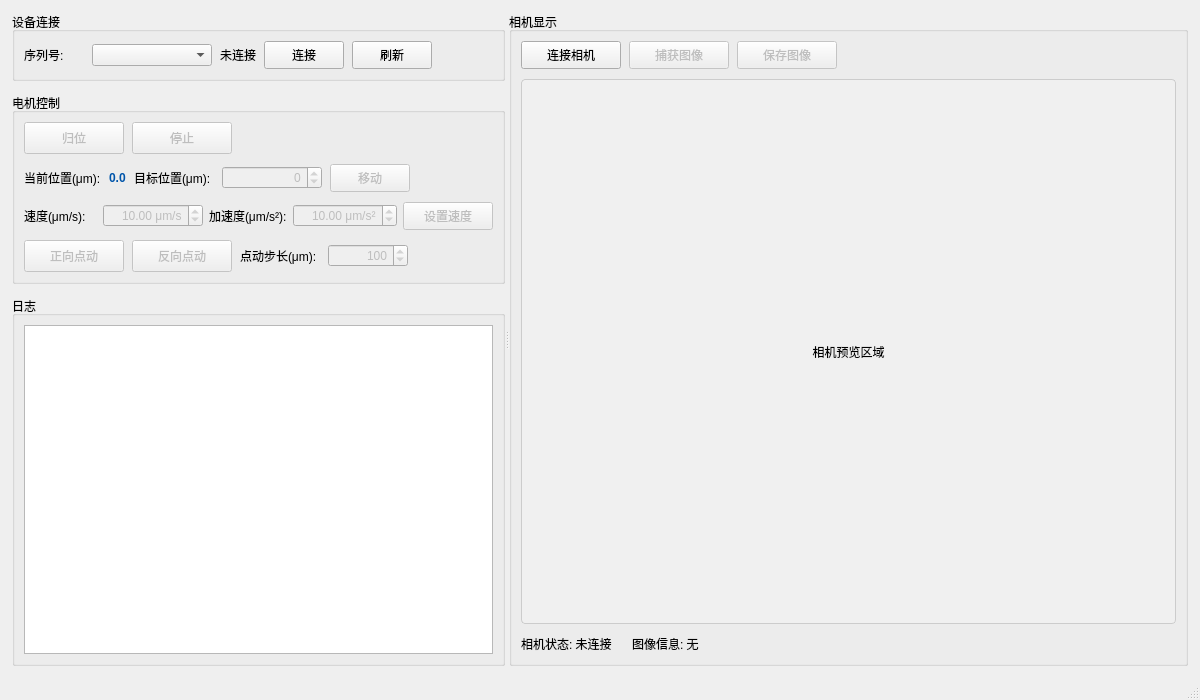
First picture: the form in src/app/mainwindow.ui, repository choushunn/ZF-Multi-Controller, before the edit.
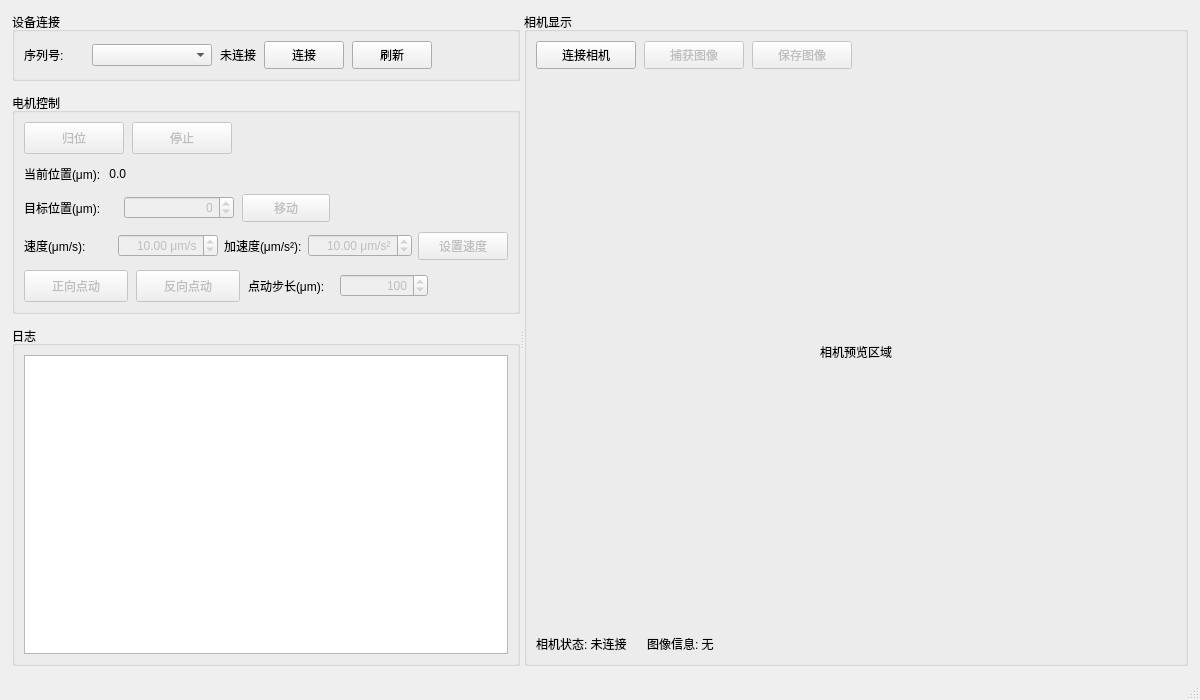
Second picture: the form after the edit.

Commit message: feat(ui): redesign UI with global QSS theme and clearer layout hierarchy

What changed in the file:
```diff
--- a/src/app/mainwindow.ui
+++ b/src/app/mainwindow.ui
@@ -205,22 +205,39 @@
            </item>
            <item>
             <widget class="QLabel" name="positionLabel">
-             <property name="styleSheet">
-              <string notr="true">color: rgb(0, 85, 170); font-weight: bold;</string>
-             </property>
              <property name="text">
               <string>0.0</string>
              </property>
              <property name="alignment">
-              <set>Qt::AlignmentFlag::AlignLeading|Qt::AlignmentFlag::AlignLeft|Qt::AlignmentFlag::AlignVCenter</set>
+              <set>Qt::AlignmentFlag::AlignRight|Qt::AlignmentFlag::AlignTrailing|Qt::AlignmentFlag::AlignVCenter</set>
              </property>
             </widget>
            </item>
+           <item>
+            <spacer name="horizontalSpacer_3">
+             <property name="orientation">
+              <enum>Qt::Orientation::Horizontal</enum>
+             </property>
+             <property name="sizeHint" stdset="0">
+              <size>
+               <width>40</width>
+               <height>20</height>
+              </size>
+             </property>
+            </spacer>
+           </item>
+          </layout>
+         </item>
+         <item>
+          <layout class="QHBoxLayout" name="horizontalLayout_5b">
+           <property name="spacing">
+            <number>8</number>
+           </property>
            <item>
             <widget class="QLabel" name="label_5">
              <property name="minimumSize">
               <size>
-               <width>80</width>
+               <width>92</width>
                <height>0</height>
               </size>
              </property>
@@ -236,7 +253,7 @@
              </property>
              <property name="minimumSize">
               <size>
-               <width>100</width>
+               <width>110</width>
                <height>0</height>
               </size>
              </property>
@@ -258,7 +275,7 @@
              </property>
              <property name="minimumSize">
               <size>
-               <width>80</width>
+               <width>88</width>
                <height>28</height>
               </size>
              </property>
@@ -268,7 +285,7 @@
             </widget>
            </item>
            <item>
-            <spacer name="horizontalSpacer_3">
+            <spacer name="horizontalSpacer_6b">
              <property name="orientation">
               <enum>Qt::Orientation::Horizontal</enum>
              </property>
@@ -289,6 +306,15 @@
            </property>
            <item>
             <widget class="QLabel" name="label_6">
+             <property name="emphasis" stdset="0">
+              <bool>true</bool>
+             </property>
+             <property name="minimumSize">
+              <size>
+               <width>88</width>
+               <height>0</height>
+              </size>
+             </property>
              <property name="text">
               <string>速度(μm/s):</string>
              </property>
@@ -301,7 +327,7 @@
              </property>
              <property name="minimumSize">
               <size>
-               <width>80</width>
+               <width>90</width>
                <height>0</height>
               </size>
              </property>
@@ -342,7 +368,7 @@
              </property>
              <property name="minimumSize">
               <size>
-               <width>80</width>
+               <width>90</width>
                <height>0</height>
               </size>
              </property>
@@ -399,7 +425,7 @@
              </property>
              <property name="minimumSize">
               <size>
-               <width>100</width>
+               <width>104</width>
                <height>32</height>
               </size>
              </property>
@@ -415,7 +441,7 @@
              </property>
              <property name="minimumSize">
               <size>
-               <width>100</width>
+               <width>104</width>
                <height>32</height>
               </size>
              </property>
@@ -428,7 +454,7 @@
             <widget class="QLabel" name="label_8">
              <property name="minimumSize">
               <size>
-               <width>80</width>
+               <width>84</width>
                <height>0</height>
               </size>
              </property>
@@ -444,7 +470,7 @@
              </property>
              <property name="minimumSize">
               <size>
-               <width>80</width>
+               <width>88</width>
                <height>0</height>
               </size>
              </property>
@@ -597,9 +623,6 @@
            <height>480</height>
           </size>
          </property>
-         <property name="styleSheet">
-          <string>background-color: #f0f0f0; border: 1px solid #cccccc; border-radius: 4px;</string>
-         </property>
          <property name="text">
           <string>相机预览区域</string>
          </property>
```
Left out of the diff: 15 changed lines with no effect on the pictures. The commit also changes 5 other files.
